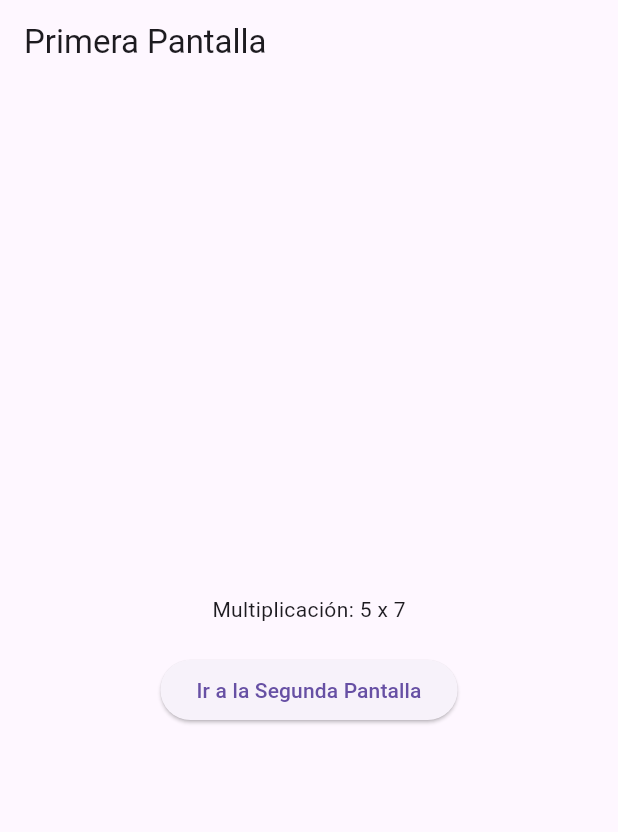
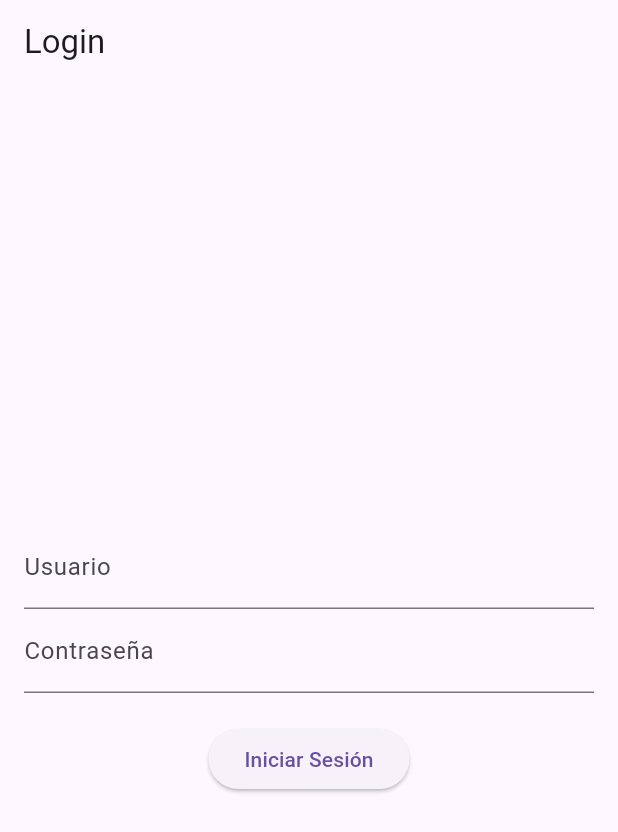
Before and after one commit to LascanoAldahir/login-y-registro-con-firebase-funcionable, a Flutter app: the screen it shows after launch, on a phone screen of 412 x 824 dp. Shown: the top 832 px of the screen. Run offline on Flutter 3.47's test engine with Material 3 defaults, Android fonts, the light colour scheme and no system bars.

Commit message:
Flutter LOGIN

```diff
--- a/lib/firstscreen.dart
+++ b/lib/firstscreen.dart
@@ -1,37 +1,78 @@
 import 'package:flutter/material.dart';
 import 'secondscreen.dart';
 
-class FirstScreen extends StatelessWidget {
+class FirstScreen extends StatefulWidget {
+  @override
+  _FirstScreenState createState() => _FirstScreenState();
+}
+
+class _FirstScreenState extends State<FirstScreen> {
+  final TextEditingController _usernameController = TextEditingController();
+  final TextEditingController _passwordController = TextEditingController();
+  final String _validUsername = 'user123';
+  final String _validPassword = 'password123';
+
+  void _login() {
+    if (_usernameController.text == _validUsername && _passwordController.text == _validPassword) {
+      Navigator.push(
+        context,
+        MaterialPageRoute(
+          builder: (context) => SecondScreen(data: 'Bienvenido $_validUsername'),
+        ),
+      );
+    } else {
+      _showErrorDialog();
+    }
+  }
+
+  void _showErrorDialog() {
+    showDialog(
+      context: context,
+      builder: (context) {
+        return AlertDialog(
+          title: Text('Error de autenticación'),
+          content: Text('Usuario o contraseña incorrectos.'),
+          actions: <Widget>[
+            TextButton(
+              onPressed: () {
+                Navigator.of(context).pop();
+              },
+              child: Text('Aceptar'),
+            ),
+          ],
+        );
+      },
+    );
+  }
+
   @override
   Widget build(BuildContext context) {
-    // Definimos dos números y su multiplicación
-    int number1 = 5;
-    int number2 = 7;
-    int result = number1 * number2;
-
     return Scaffold(
       appBar: AppBar(
-        title: Text('Primera Pantalla'),
+        title: Text('Login'),
       ),
       body: Center(
+        child: Padding(
+          padding: const EdgeInsets.all(16.0),
           child: Column(
             mainAxisAlignment: MainAxisAlignment.center,
             children: <Widget>[
-            Text('Multiplicación: $number1 x $number2'),
+              TextField(
+                controller: _usernameController,
+                decoration: InputDecoration(labelText: 'Usuario'),
+              ),
+              TextField(
+                controller: _passwordController,
+                decoration: InputDecoration(labelText: 'Contraseña'),
+                obscureText: true,
+              ),
               SizedBox(height: 20),
               ElevatedButton(
-              child: Text('Ir a la Segunda Pantalla'),
-              onPressed: () {
-                Navigator.push(
-                  context,
-                  MaterialPageRoute(
-                    builder: (context) =>
-                        SecondScreen(data: 'El resultado es: $result'),
-                  ),
-                );
-              },
+                onPressed: _login,
+                child: Text('Iniciar Sesión'),
               ),
             ],
+          ),
         ),
       ),
     );
--- a/lib/main.dart
+++ b/lib/main.dart
@@ -1,5 +1,6 @@
 import 'package:flutter/material.dart';
 import 'package:flutter_application_1/firstscreen.dart';
+import 'firstscreen.dart';
 
 void main() {
   runApp(const MyApp());
```
Lines whose indentation alone changed are shown as unchanged.
